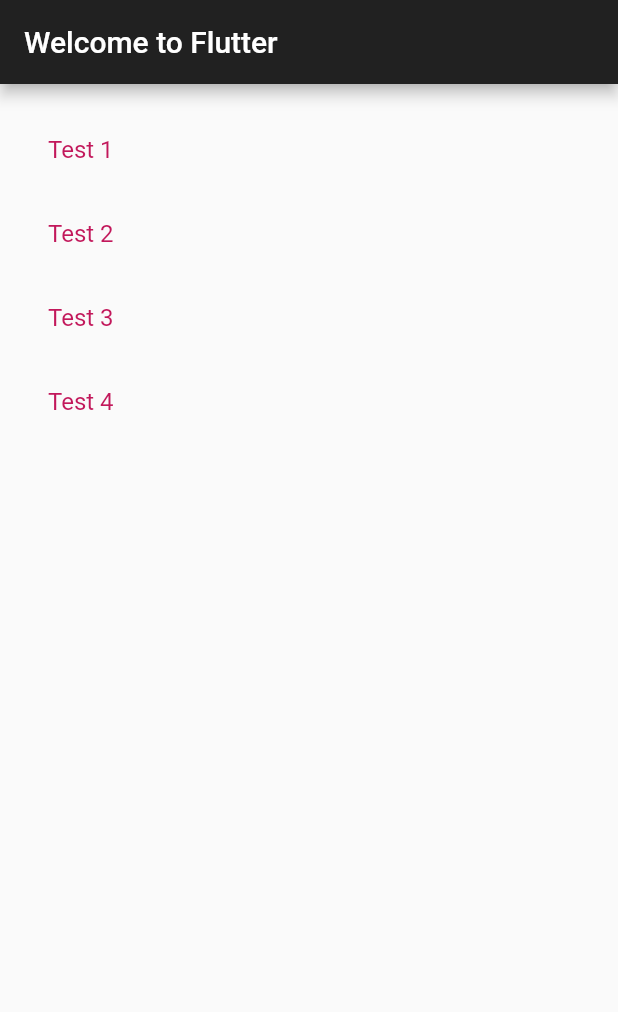
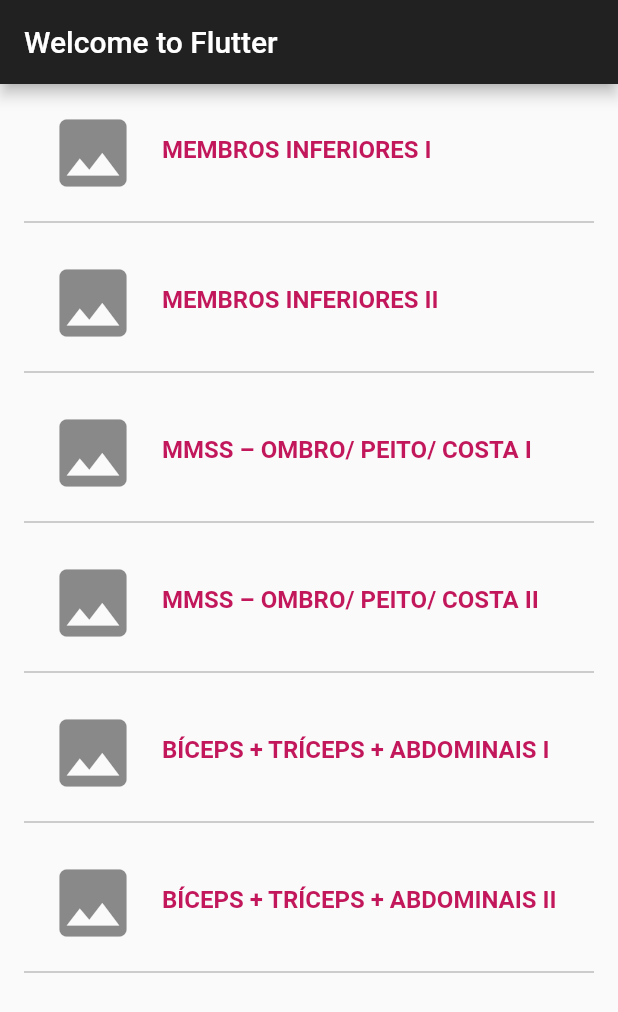
Before and after one commit to artth02/apolo, a Flutter app: the screen it shows after launch, on a phone screen of 412 x 824 dp. Shown: the top 1012 px of the screen. Run offline on Flutter 3.47's test engine with Material 2 defaults, Android fonts, the phone set to English and light mode, and no system bars.

Commit message:
structure refactor;

```diff
--- a/lib/main.dart
+++ b/lib/main.dart
@@ -1,5 +1,5 @@
 import 'package:flutter/material.dart';
-import './stateClasses/randomWordsStateClass.dart';
+import './screens/trainingCatalog/trainingCatalog.screen.dart';
 import './theme/theme.dart' as appTheme;
 
 void main() => runApp(MyApp());
@@ -8,14 +8,14 @@ class MyApp extends StatelessWidget {
   @override
   Widget build(BuildContext context) {
     return MaterialApp(
-      theme: appTheme.Theme().darkTheme,
+      theme: appTheme.Theme().defaultTheme,
       title: 'Welcome to Flutter',
       home: Scaffold(
         appBar: AppBar(
           title: Text('Welcome to Flutter'),
         ),
         body: Center(
-          child: RandomWordsState().build(context),
+          child: TrainingCatalogScreen().build(context),
         ),
       ),
     );
--- /dev/null
+++ b/lib/screens/trainingCatalog/trainingCatalog.screen.dart
@@ -0,0 +1,52 @@
+import 'package:flutter/material.dart';
+import '../../widgets/listViewItemWithImage/listViewItemWithImage.dart';
+import 'dart:convert';
+import '../../widgets/listViewItemWithImage/listViewItemWithImage.class.dart';
+
+class TrainingCatalogScreen extends State<TrainingCatalogScreenStatefullWidget> {
+  var listJSON = '''[{
+      "description": "MEMBROS INFERIORES I",
+      "id": 1
+    },
+    {
+      "description": "MEMBROS INFERIORES II",
+      "id": 2
+    },
+    {
+      "description": "MMSS – OMBRO/ PEITO/ COSTA I",
+      "id": 3
+    },
+    {
+      "description": "MMSS – OMBRO/ PEITO/ COSTA II",
+      "id": 4
+    },
+    {
+      "description": "BÍCEPS + TRÍCEPS + ABDOMINAIS I",
+      "id": 5
+    },
+    {
+      "description": "BÍCEPS + TRÍCEPS + ABDOMINAIS II",
+      "id": 6
+    }
+  ]''';
+
+  @override
+  Widget build(BuildContext context) {
+    List<ListViewItemWithImageClass> roadMapList = (jsonDecode(listJSON) as List)
+        .map((item) => new ListViewItemWithImageClass.fromJson(item))
+        .toList();
+
+    return ListView.builder(
+        padding: const EdgeInsets.all(16.0),
+        itemCount: roadMapList.length,
+        itemExtent: 100,
+        itemBuilder: (context, i) {
+          return new ListViewItemWithImage().build(context,roadMapList[i].description);
+        });
+  }
+}
+
+class TrainingCatalogScreenStatefullWidget extends StatefulWidget {
+  @override
+  TrainingCatalogScreen createState() => new TrainingCatalogScreen();
+}
--- a/lib/theme/theme.dart
+++ b/lib/theme/theme.dart
@@ -15,7 +15,7 @@ const textSelectionColor = Color(0xFFc2185b);
 const accentColor = Color(0xFFc2185b);
 
 class Theme {
-  final darkTheme = new ThemeData(
+  final defaultTheme = new ThemeData(
     primaryColor: primaryColor,
     primaryColorLight: primaryLightColor,
     primaryColorDark: primaryDarkColor,
@@ -23,7 +23,14 @@ class Theme {
     accentColor: accentColor,
   );
 
-  final primaryColorText = TextStyle(color: primaryTextColor);
+  final primaryColorText =
+      TextStyle(color: primaryTextColor, fontWeight: FontWeight.w700);
 
   final secondaryColorText = TextStyle(color: secondaryTextColor);
+
+  final separators = new Separators();
 }
+
+class Separators {
+  Color gray = Colors.grey[500];
+}
```
Also changed, not shown: lib/roadmap/roadmap-list.class.dart (deleted, +0 -14 lines), lib/stateClasses/randomWordsStateClass.dart (deleted, +0 -66 lines), lib/widgets/listViewItemWithImage/listViewItemWithImage.class.dart (added, +14 -0 lines), lib/widgets/listViewItemWithImage/listViewItemWithImage.dart (added, +31 -0 lines).
